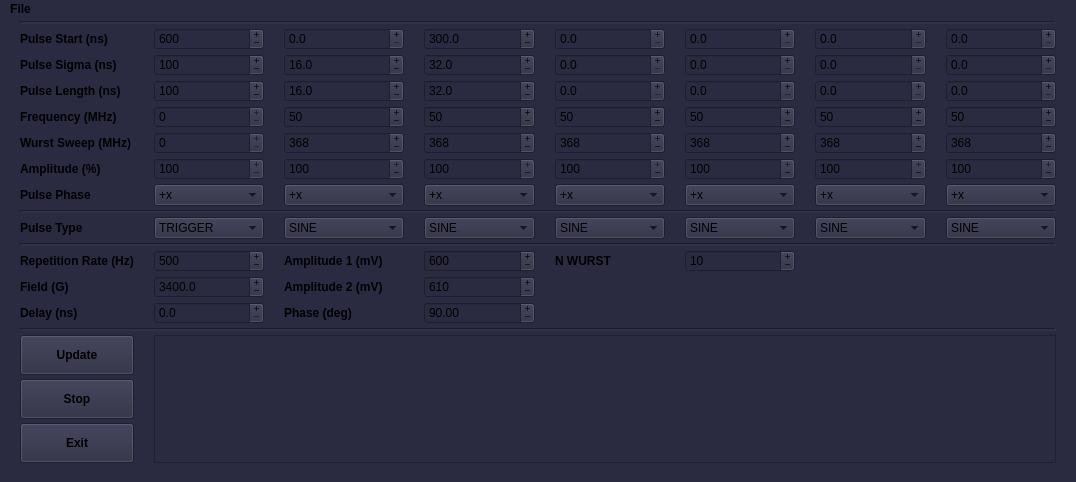
Above: atomize/control_center/gui/awg_main_window.ui from Anatoly1010/Atomize_NIOCH before the change. Below: the same form after it.
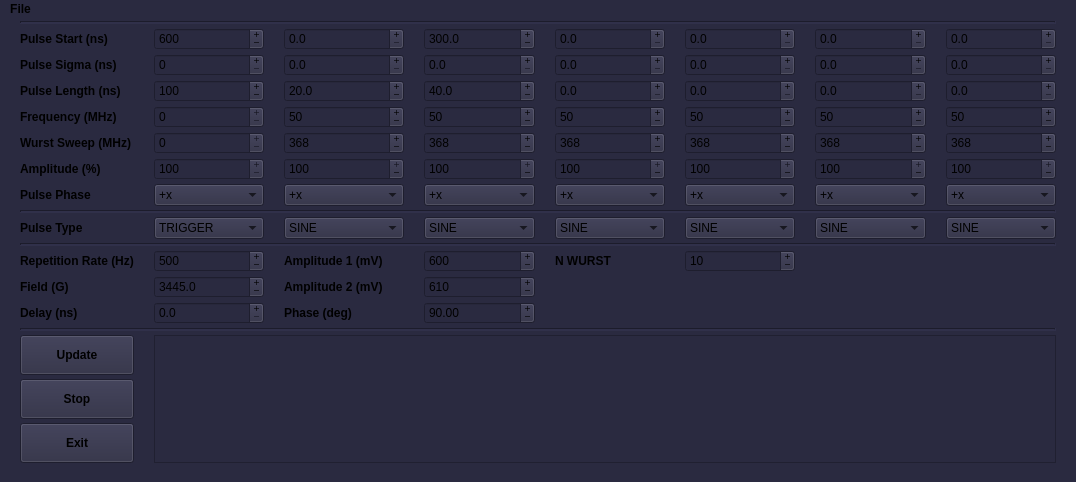
That is the form after the change.

```diff
--- a/atomize/control_center/gui/awg_main_window.ui
+++ b/atomize/control_center/gui/awg_main_window.ui
@@ -880,7 +880,7 @@
          <double>0.500000000000000</double>
         </property>
         <property name="value">
-         <double>3400.000000000000000</double>
+         <double>3445.000000000000000</double>
         </property>
        </widget>
       </item>
@@ -1261,7 +1261,7 @@
          <double>1.000000000000000</double>
         </property>
         <property name="value">
-         <double>32.000000000000000</double>
+         <double>40.000000000000000</double>
         </property>
        </widget>
       </item>
@@ -1335,7 +1335,7 @@
          <double>1.000000000000000</double>
         </property>
         <property name="value">
-         <double>32.000000000000000</double>
+         <double>0.000000000000000</double>
         </property>
        </widget>
       </item>
@@ -1497,7 +1497,7 @@
          <double>1.000000000000000</double>
         </property>
         <property name="value">
-         <double>16.000000000000000</double>
+         <double>20.000000000000000</double>
         </property>
        </widget>
       </item>
@@ -1736,7 +1736,7 @@
          <double>1.000000000000000</double>
         </property>
         <property name="value">
-         <double>16.000000000000000</double>
+         <double>0.000000000000000</double>
         </property>
        </widget>
       </item>
@@ -1761,7 +1761,7 @@
          <number>2</number>
         </property>
         <property name="value">
-         <number>100</number>
+         <number>0</number>
         </property>
        </widget>
       </item>
```
